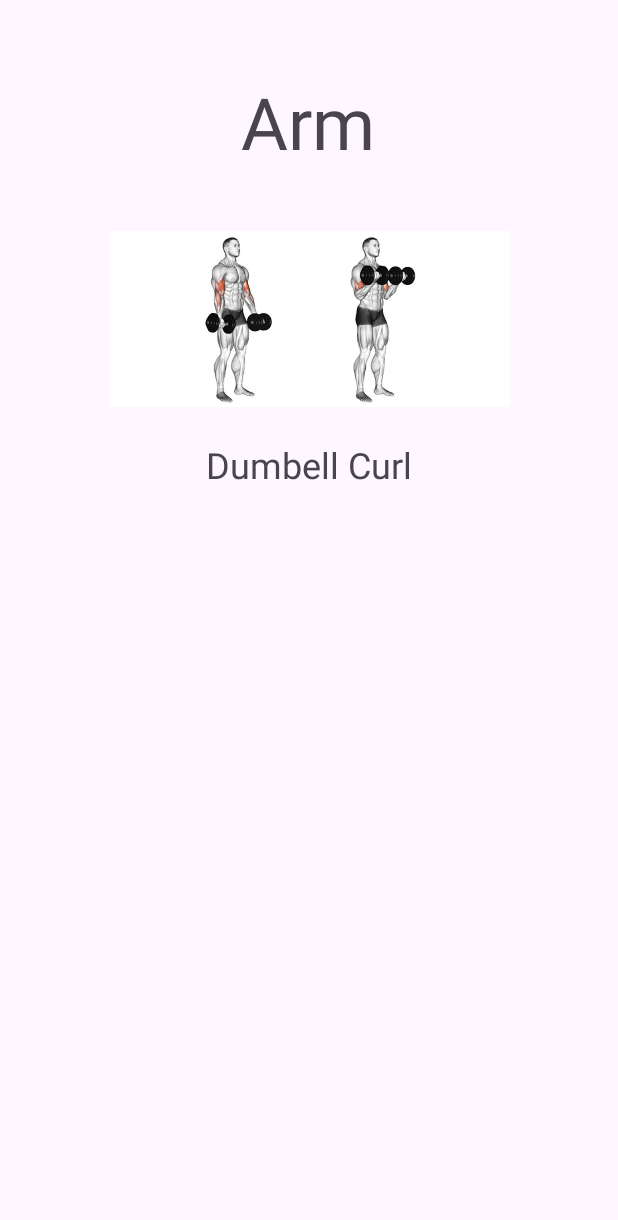
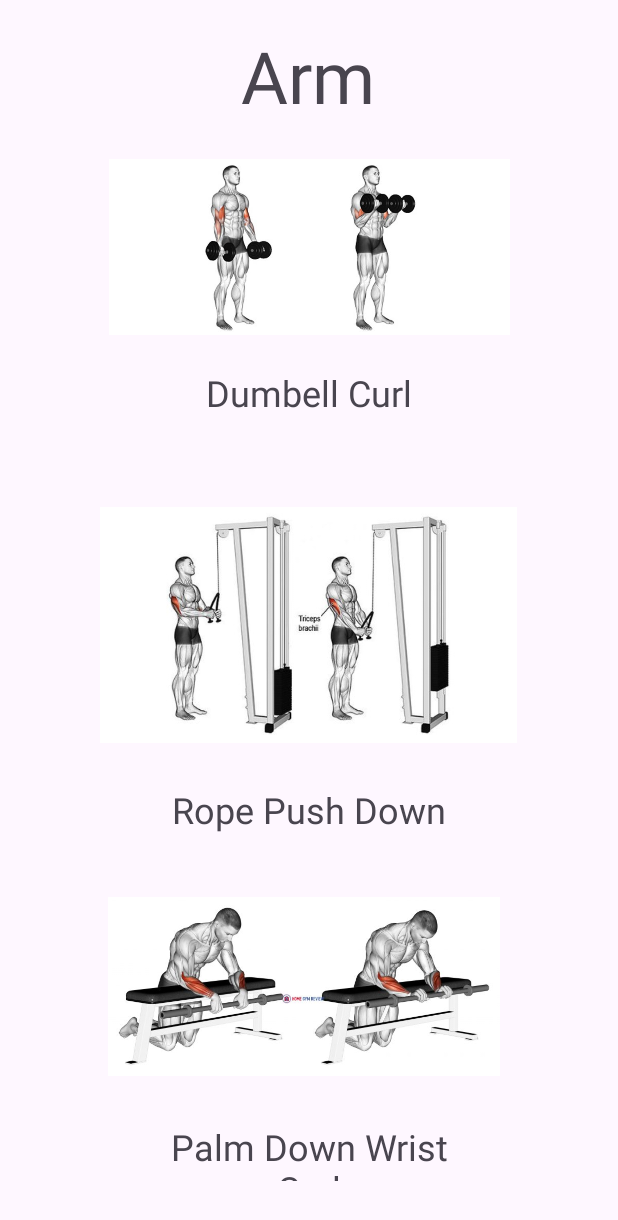
Before and after one commit to boranonder/Project3fitness, an Android app: the ArmActivity screen opened directly, with no data from a screen before it, on a phone screen of 412 x 824 dp. Shown: the top 1220 px of the screen. Run offline under Robolectric (Android 15) with nearby library versions, the phone set to English and light mode, and no system bars.

Commit message:
newExcersises
new excersise changes

```diff
--- a/app/src/main/res/layout/activity_arm.xml
+++ b/app/src/main/res/layout/activity_arm.xml
@@ -18,17 +18,17 @@
         app:layout_constraintHorizontal_bias="0.497"
         app:layout_constraintStart_toStartOf="parent"
         app:layout_constraintTop_toTopOf="parent"
-        app:layout_constraintVertical_bias="0.064" />
+        app:layout_constraintVertical_bias="0.024" />
 
     <ImageView
-        android:id="@+id/imageView2"
+        android:id="@+id/bicepExcersizeImage"
         android:layout_width="267dp"
         android:layout_height="161dp"
         app:layout_constraintBottom_toBottomOf="parent"
         app:layout_constraintEnd_toEndOf="parent"
         app:layout_constraintStart_toStartOf="parent"
         app:layout_constraintTop_toBottomOf="@+id/ArmText"
-        app:layout_constraintVertical_bias="0.032"
+        app:layout_constraintVertical_bias="0.0"
         app:srcCompat="@drawable/dumbellcurl" />
 
     <TextView
@@ -41,6 +41,56 @@
         app:layout_constraintBottom_toBottomOf="parent"
         app:layout_constraintEnd_toEndOf="parent"
         app:layout_constraintStart_toStartOf="parent"
-        app:layout_constraintTop_toBottomOf="@+id/imageView2"
+        app:layout_constraintTop_toBottomOf="@+id/bicepExcersizeImage"
         app:layout_constraintVertical_bias="0.0" />
+
+    <ImageView
+        android:id="@+id/tricepsExcersizeImage"
+        android:layout_width="278dp"
+        android:layout_height="185dp"
+        app:layout_constraintBottom_toBottomOf="parent"
+        app:layout_constraintEnd_toEndOf="parent"
+        app:layout_constraintHorizontal_bias="0.496"
+        app:layout_constraintStart_toStartOf="parent"
+        app:layout_constraintTop_toTopOf="parent"
+        app:layout_constraintVertical_bias="0.507"
+        app:srcCompat="@drawable/tripcepexcersize" />
+
+    <TextView
+        android:id="@+id/tripcepsText"
+        android:layout_width="235dp"
+        android:layout_height="36dp"
+        android:text="Rope Push Down"
+        android:textAlignment="center"
+        android:textSize="24sp"
+        app:layout_constraintBottom_toBottomOf="parent"
+        app:layout_constraintEnd_toEndOf="parent"
+        app:layout_constraintStart_toStartOf="parent"
+        app:layout_constraintTop_toTopOf="parent"
+        app:layout_constraintVertical_bias="0.664" />
+
+    <ImageView
+        android:id="@+id/forearmExcersizeImage"
+        android:layout_width="261dp"
+        android:layout_height="159dp"
+        app:layout_constraintBottom_toBottomOf="parent"
+        app:layout_constraintEnd_toEndOf="parent"
+        app:layout_constraintHorizontal_bias="0.48"
+        app:layout_constraintStart_toStartOf="parent"
+        app:layout_constraintTop_toTopOf="parent"
+        app:layout_constraintVertical_bias="0.87"
+        app:srcCompat="@drawable/forearmexcersize" />
+
+    <TextView
+        android:id="@+id/forearmText"
+        android:layout_width="226dp"
+        android:layout_height="39dp"
+        android:text="Palm Down Wrist Curl"
+        android:textAlignment="center"
+        android:textSize="24sp"
+        app:layout_constraintBottom_toBottomOf="parent"
+        app:layout_constraintEnd_toEndOf="parent"
+        app:layout_constraintStart_toStartOf="parent"
+        app:layout_constraintTop_toTopOf="parent"
+        app:layout_constraintVertical_bias="0.953" />
 </androidx.constraintlayout.widget.ConstraintLayout>
```
Also changed, not shown: app/src/main/res/drawable/forearmexcersize.jpeg (added), app/src/main/res/drawable/tripcepexcersize.jpeg (added).
